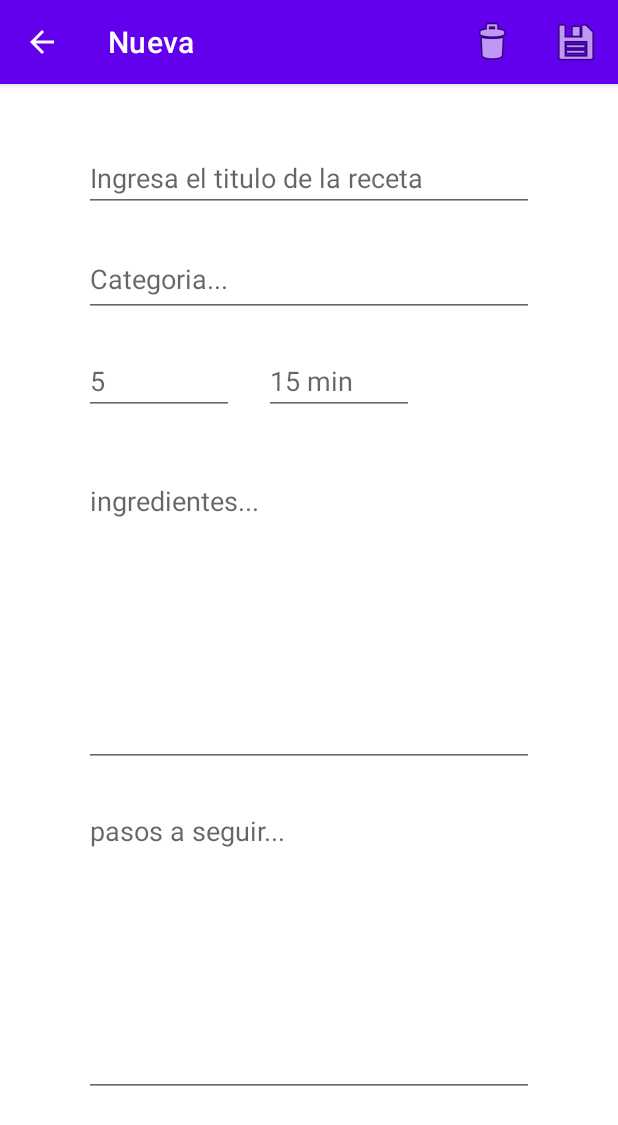
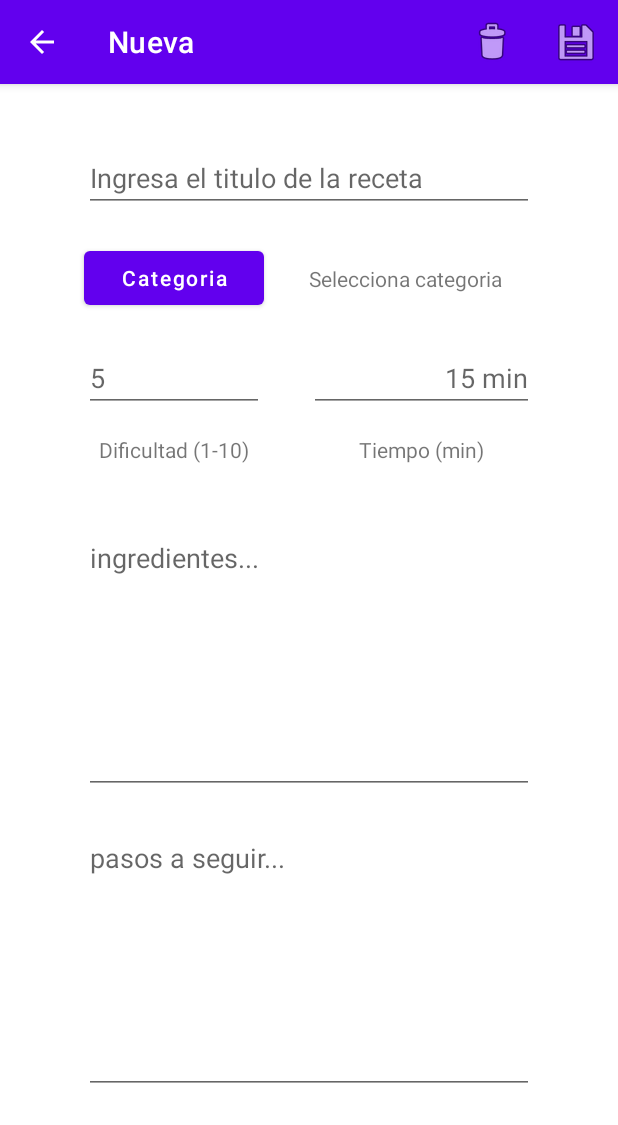
Before and after one commit to mariaroda76/EJERCICIO_FINAL, an Android app: the ThirdFragment screen opened through its navigation route, on a phone screen of 412 x 824 dp. Shown: the top 1125 px of the screen. Run offline under Robolectric (Android 15) with nearby library versions, the phone set to English and light mode, and no system bars.

Commit message:
categoria_opcionas_y_control_dificultad

```diff
--- a/app/src/main/java/com/example/finaldi/ThirdFragment.kt
+++ b/app/src/main/java/com/example/finaldi/ThirdFragment.kt
@@ -3,7 +3,9 @@ package com.example.finaldi
 import android.os.Bundle
 import android.util.Log
 import android.view.*
+import android.widget.Button
 import android.widget.EditText
+import android.widget.TextView
 import android.widget.Toast
 import androidx.appcompat.app.AlertDialog
 import androidx.appcompat.app.AppCompatActivity
@@ -13,8 +15,11 @@ import androidx.navigation.fragment.findNavController
 
 class ThirdFragment : Fragment() {
 
+    lateinit var selCategoria: String
     lateinit var etTitulo: EditText
-    lateinit var etCategoria: EditText
+    lateinit var tvCat: TextView
+
+
     lateinit var etDificultad: EditText
     lateinit var etTiempo: EditText
     lateinit var etIngredientes: EditText
@@ -38,31 +43,30 @@ class ThirdFragment : Fragment() {
         setHasOptionsMenu(true)
 
 
-/*        val btInsertar = view.findViewById<Button>(R.id.fragment3_bt_insert)
-        val btModificar = view.findViewById<Button>(R.id.fragment3_bt_modificar)
-        val btEliminar = view.findViewById<Button>(R.id.fragment3_bt_eliminar)*/
-
         etTitulo = view.findViewById<EditText>(R.id.fragment3_et_titulo)
-        etCategoria = view.findViewById<EditText>(R.id.fragment3_et_categoria)
+        tvCat= view.findViewById<TextView>(R.id.fragment3_tv_labcategoria)
         etDificultad = view.findViewById<EditText>(R.id.fragment3_et_dificultad)
         etTiempo = view.findViewById<EditText>(R.id.fragment3_et_tiempo)
         etIngredientes = view.findViewById<EditText>(R.id.fragment3_mline_ingregientes)
         etPasos = view.findViewById<EditText>(R.id.fragment3_mline_descripcion)
 
+
+
         pos = arguments?.getInt("id") ?: -1
 
+        val btCategoria = view.findViewById<Button>(R.id.fragment3_bt_categoria)
 
+        btCategoria.setOnClickListener {
+            // Show the single choice list items on an alert dialog
+            showCatDialog()
+        }
 
         if (pos == -1) {//viene de crear
-/*            btEliminar.isEnabled = false
-            btModificar.isEnabled = false
-            btInsertar.isEnabled = false*/
+
             activity?.setTitle("Nueva")
 
         } else { //viene de modificar o eliminar
-/*            btEliminar.isEnabled = false
-            btModificar.isEnabled = false
-            btInsertar.isEnabled = false*/
+
             activity?.setTitle("Edita")
 
             (activity as MainActivity).myViewModel.BuscarPorId(pos)
@@ -71,81 +75,18 @@ class ThirdFragment : Fragment() {
                     Log.d("tercero", it.titulo)// saca en el logcat info
                     mireceta = it
                     etTitulo.setText(it.titulo)
-                    etCategoria.setText(it.categoria)
+                    selCategoria = it.categoria
+
                     etDificultad.setText(it.dificultad.toString())
                     etTiempo.setText(it.tiempo.toString())
                     etIngredientes.setText(it.ingredientes)
                     etPasos.setText(it.pasos)
                 }
+
+                tvCat.setText(selCategoria)
             }
 
         }
-
-/*        btInsertar.setOnClickListener {
-
-            val errores = validar()
-
-            if (errores == "") {
-
-                (activity as MainActivity).myViewModel.Insertar(
-                    miReceta = RoomReceta(
-                        titulo = etTitulo.text.toString(),
-                        categoria = etCategoria.text.toString(),
-                        dificultad = etDificultad.text.toString().toInt(),
-                        tiempo = etTiempo.text.toString().toInt(),
-
-                        ingredientes = etIngredientes.text.toString(),
-                        pasos = etPasos.text.toString(),
-
-                        )
-                )
-
-                findNavController().navigate(R.id.action_thirdFragment_to_SecondFragment)
-
-            } else {
-                Toast.makeText(activity, errores, Toast.LENGTH_SHORT)
-                    .show()
-            }
-
-        }
-
-
-        btModificar.setOnClickListener {
-            val errores = validar()
-
-            if (errores == "") {
-
-                (activity as MainActivity).myViewModel.Actualizar(
-                    miReceta = RoomReceta(
-                        pos,
-                        titulo = etTitulo.text.toString(),
-                        categoria = etCategoria.text.toString(),
-                        dificultad = etDificultad.text.toString().toInt(),
-                        tiempo = etTiempo.text.toString().toInt(),
-                        ingredientes = etIngredientes.text.toString(),
-                        pasos = etPasos.text.toString(),
-                    )
-                )
-
-                findNavController().navigate(R.id.action_thirdFragment_to_SecondFragment)
-
-            } else {
-                Toast.makeText(activity, errores, Toast.LENGTH_SHORT)
-                    .show()
-
-            }
-
-        }
-
-        btEliminar.setOnClickListener {
-
-            (activity as MainActivity).myViewModel.Borrar(
-                mireceta
-            )
-
-
-            findNavController().navigate(R.id.action_thirdFragment_to_SecondFragment)
-        }*/
 
 
     }
@@ -153,7 +94,6 @@ class ThirdFragment : Fragment() {
     fun validar(): String {
 
         val titulo = etTitulo.text.toString()
-        val categoria = etCategoria.text.toString()
         val tiempo: String = etTiempo.text.toString()
         val dificultad = etDificultad.text.toString()
         val ingredientes = etIngredientes.text.toString()
@@ -165,9 +105,6 @@ class ThirdFragment : Fragment() {
         if (titulo.isEmpty()) {
             errores += "Debes darle un titulo a tu receta.\n"
         }
-        if (categoria.isEmpty()) {
-            errores += "La categoría no puede quedar en blanco.\n"
-        }
 
         if (tiempo.isEmpty()) {
             errores += "La debes asignar un tiempo a tu receta!\n"
@@ -175,6 +112,10 @@ class ThirdFragment : Fragment() {
 
         if (dificultad.isEmpty()) {
             errores += "La dificultad es un dato necesario...\n"
+        }
+
+        if ((dificultad.toInt() > 10 ) || (dificultad.toInt() < 1 )) {
+            errores += "La dificultad debe estar entre 1 y 10\n"
         }
 
         if (ingredientes.isEmpty()) {
@@ -198,13 +139,13 @@ class ThirdFragment : Fragment() {
         menu.findItem(R.id.menInsertar)?.isVisible = false
     }
 
-
     override fun onOptionsItemSelected(item: MenuItem): Boolean {
         when (item.itemId) {
             R.id.menuBorrar -> {
-                if (pos == -1) {Toast.makeText(activity, "no han nada que borrar", Toast.LENGTH_SHORT)
-                    .show()}
-                else{
+                if (pos == -1) {
+                    Toast.makeText(activity, "no han nada que borrar", Toast.LENGTH_SHORT)
+                        .show()
+                } else {
                     showAlertDialog()
                 }
 
@@ -223,7 +164,8 @@ class ThirdFragment : Fragment() {
                         (activity as MainActivity).myViewModel.Insertar(
                             miReceta = RoomReceta(
                                 titulo = etTitulo.text.toString(),
-                                categoria = etCategoria.text.toString(),
+                                categoria = selCategoria,
+                                //categoria = etCategoria.text.toString(),
                                 dificultad = etDificultad.text.toString().toInt(),
                                 tiempo = etTiempo.text.toString().toInt(),
 
@@ -249,7 +191,8 @@ class ThirdFragment : Fragment() {
                             miReceta = RoomReceta(
                                 pos,
                                 titulo = etTitulo.text.toString(),
-                                categoria = etCategoria.text.toString(),
+                                categoria = selCategoria,
+                                //categoria = etCategoria.text.toString(),
                                 dificultad = etDificultad.text.toString().toInt(),
                                 tiempo = etTiempo.text.toString().toInt(),
                                 ingredientes = etIngredientes.text.toString(),
@@ -298,5 +241,47 @@ class ThirdFragment : Fragment() {
         alert.show()
     }
 
+    // Method to show an alert dialog with single choice list items
+    private fun showCatDialog() {
+        // Late initialize an alert dialog object
+        lateinit var dialog: AlertDialog
+
+        // Initialize an array of colors
+        val array = arrayOf("INDEFINIDO", "ENTRANTE", "PASTA", "PIZZA", "COCIDO", "HORNO", "POSTRE")
+
+        // Initialize a new instance of alert dialog builder object
+        val builder = AlertDialog.Builder(requireActivity())
+
+        // Set a title for alert dialog
+        builder.setTitle("Elige una Categoria: .")
+
+
+        // Set the single choice items for alert dialog with initial selection
+        builder.setSingleChoiceItems(array, 0) { _, which ->
+            // Get the dialog selected item
+            val categoria = array[which]
+
+            // Try to parse user selected color string
+            try {
+                selCategoria = categoria
+                tvCat.setText(selCategoria)
+
+            } catch (e: IllegalArgumentException) {
+                // Catch the color string parse exception
+                Toast.makeText(activity, "Algo no va bien..", Toast.LENGTH_SHORT).show()
+            }
+
+            // Dismiss the dialog
+            dialog.dismiss()
+        }
+
+
+        // Initialize the AlertDialog using builder object
+        dialog = builder.create()
+
+        // Finally, display the alert dialog
+        dialog.show()
+    }
+
 
 }
--- a/app/src/main/res/layout/fragment_third.xml
+++ b/app/src/main/res/layout/fragment_third.xml
@@ -21,93 +21,97 @@
 
     <EditText
         android:id="@+id/fragment3_et_dificultad"
-        android:layout_width="100dp"
+        android:layout_width="120dp"
         android:layout_height="wrap_content"
         android:layout_marginTop="20dp"
         android:ems="10"
         android:hint="5"
         android:inputType="number"
-        app:layout_constraintStart_toStartOf="@+id/fragment3_et_categoria"
-        app:layout_constraintTop_toBottomOf="@+id/fragment3_et_categoria" />
+        app:layout_constraintStart_toStartOf="@+id/fragment3_bt_categoria"
+        app:layout_constraintTop_toBottomOf="@+id/fragment3_bt_categoria" />
 
     <EditText
         android:id="@+id/fragment3_et_tiempo"
-        android:layout_width="100dp"
+        android:layout_width="150dp"
         android:layout_height="wrap_content"
-        android:layout_marginStart="20dp"
         android:ems="10"
         android:hint="15 min"
         android:inputType="number"
-        app:layout_constraintStart_toEndOf="@+id/fragment3_et_dificultad"
+        android:textAlignment="textEnd"
+        app:layout_constraintBottom_toBottomOf="@+id/fragment3_et_dificultad"
+        app:layout_constraintEnd_toEndOf="@+id/fragment3_et_titulo"
         app:layout_constraintTop_toTopOf="@+id/fragment3_et_dificultad" />
 
-    <EditText
-        android:id="@+id/fragment3_et_categoria"
-        android:layout_width="300dp"
-        android:layout_height="50dp"
+
+    <Button
+        android:id="@+id/fragment3_bt_categoria"
+        android:layout_width="120dp"
+        android:layout_height="wrap_content"
+        android:layout_gravity="center_vertical|center_horizontal"
         android:layout_marginTop="20dp"
-        android:ems="10"
-        android:hint="Categoria..."
-        android:inputType="textPersonName"
+        android:gravity="center"
+        android:text="Categoria"
+        android:textAllCaps="false"
         app:layout_constraintEnd_toEndOf="@+id/fragment3_et_titulo"
+        app:layout_constraintHorizontal_bias="0.0"
         app:layout_constraintStart_toStartOf="@+id/fragment3_et_titulo"
         app:layout_constraintTop_toBottomOf="@+id/fragment3_et_titulo" />
-
-<!--    <Button
-        android:id="@+id/fragment3_bt_modificar"
-        android:layout_width="wrap_content"
-        android:layout_height="wrap_content"
-        android:layout_marginStart="20dp"
-        android:layout_marginBottom="10dp"
-        android:text="@string/modificar"
-        app:layout_constraintBottom_toBottomOf="parent"
-        app:layout_constraintStart_toStartOf="parent" />
-
-    <Button
-        android:id="@+id/fragment3_bt_insert"
-        android:layout_width="wrap_content"
-        android:layout_height="wrap_content"
-        android:layout_marginBottom="10dp"
-        android:text="@string/insertar"
-        app:layout_constraintBottom_toBottomOf="parent"
-        app:layout_constraintEnd_toStartOf="@+id/fragment3_bt_eliminar"
-        app:layout_constraintStart_toEndOf="@+id/fragment3_bt_modificar" />
-
-    <Button
-        android:id="@+id/fragment3_bt_eliminar"
-        android:layout_width="wrap_content"
-        android:layout_height="wrap_content"
-        android:layout_marginEnd="20dp"
-        android:layout_marginBottom="10dp"
-        android:text="@string/eliminar"
-        app:layout_constraintBottom_toBottomOf="parent"
-        app:layout_constraintEnd_toEndOf="parent" />-->
 
     <EditText
         android:id="@+id/fragment3_mline_ingregientes"
         android:layout_width="300dp"
-        android:layout_height="200dp"
-        android:layout_marginTop="100dp"
+        android:layout_height="180dp"
+        android:layout_marginTop="140dp"
         android:ems="10"
-        android:maxLines="30"
         android:gravity="start|top"
         android:hint="ingredientes..."
         android:inputType="textMultiLine"
-        app:layout_constraintStart_toStartOf="@+id/fragment3_et_categoria"
-        app:layout_constraintTop_toBottomOf="@+id/fragment3_et_categoria" />
+        android:maxLines="30"
+        app:layout_constraintStart_toStartOf="@+id/fragment3_bt_categoria"
+        app:layout_constraintTop_toBottomOf="@+id/fragment3_bt_categoria" />
 
     <EditText
         android:id="@+id/fragment3_mline_descripcion"
         android:layout_width="300dp"
-        android:layout_height="200dp"
+        android:layout_height="180dp"
         android:layout_marginTop="20dp"
-        android:maxLines="30"
         android:ems="10"
         android:gravity="start|top"
         android:hint="pasos a seguir..."
         android:inputType="textMultiLine"
+        android:maxLines="30"
         app:layout_constraintStart_toStartOf="@+id/fragment3_mline_ingregientes"
         app:layout_constraintTop_toBottomOf="@+id/fragment3_mline_ingregientes" />
 
+    <TextView
+        android:id="@+id/fragment3_tv_labcategoria"
+        android:layout_width="150dp"
+        android:layout_height="wrap_content"
+        android:text="Selecciona categoria"
+        app:layout_constraintBottom_toBottomOf="@+id/fragment3_bt_categoria"
+        app:layout_constraintEnd_toEndOf="@+id/fragment3_et_titulo"
+        app:layout_constraintTop_toTopOf="@+id/fragment3_bt_categoria" />
+
+    <TextView
+        android:id="@+id/labeldificultad"
+        android:layout_width="wrap_content"
+        android:layout_height="wrap_content"
+        android:text="Dificultad (1-10)"
+        android:textAlignment="center"
+        app:layout_constraintEnd_toEndOf="@+id/fragment3_et_dificultad"
+        app:layout_constraintStart_toStartOf="@+id/fragment3_et_dificultad"
+        app:layout_constraintTop_toTopOf="@+id/textView3" />
+
+    <TextView
+        android:id="@+id/textView3"
+        android:layout_width="wrap_content"
+        android:layout_height="wrap_content"
+        android:layout_marginTop="15dp"
+        android:text="Tiempo (min)"
+        android:textAlignment="center"
+        app:layout_constraintEnd_toEndOf="@+id/fragment3_et_tiempo"
+        app:layout_constraintStart_toStartOf="@+id/fragment3_et_tiempo"
+        app:layout_constraintTop_toBottomOf="@+id/fragment3_et_tiempo" />
+
 
 </androidx.constraintlayout.widget.ConstraintLayout>
```
